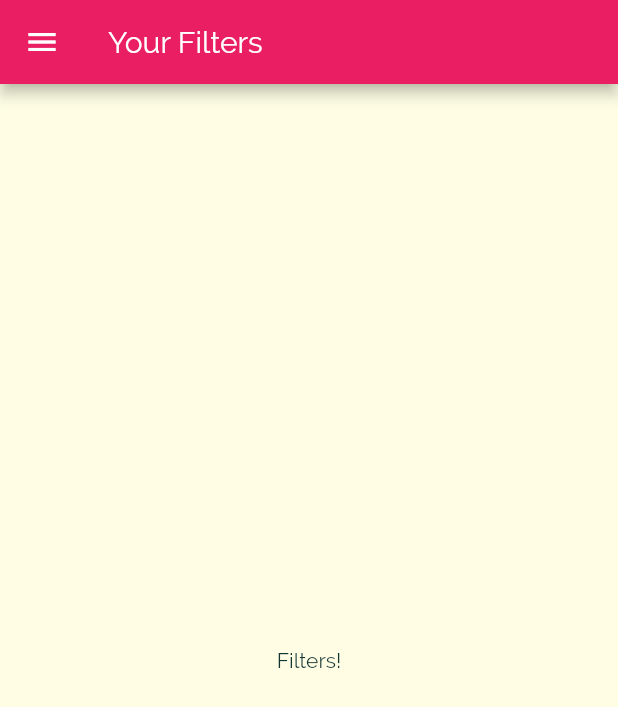
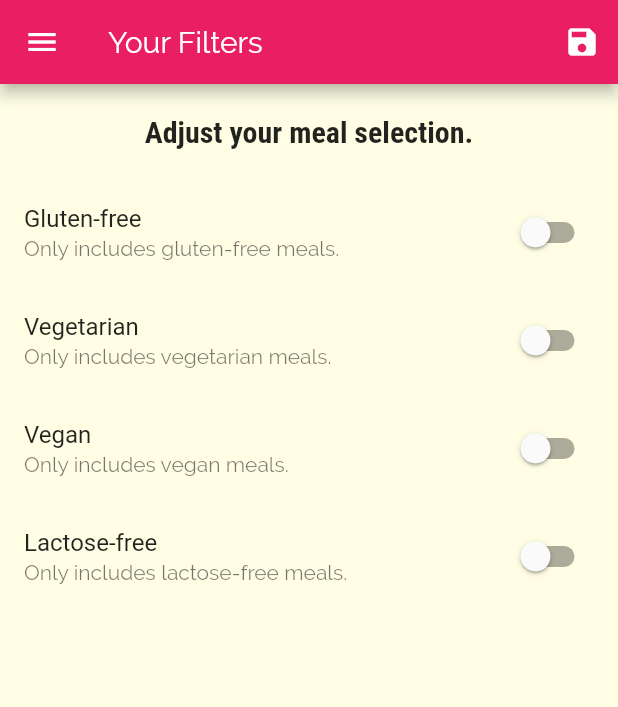
Before and after one commit to EdYuTo/flutter-meals-app, a Flutter app: the FiltersScreen screen opened by its route, on a phone screen of 412 x 824 dp. Shown: the top 707 px of the screen. Run offline on Flutter 3.47's test engine with Material 2 defaults, Android fonts, the phone set to English and light mode, and no system bars.

Commit message:
add filtering

```diff
--- a/lib/main.dart
+++ b/lib/main.dart
@@ -1,4 +1,6 @@
 import 'package:flutter/material.dart';
+import 'package:meals_app/dummy-data.dart';
+import 'package:meals_app/models/meal.dart';
 import 'package:meals_app/screens/category_meals_screen.dart';
 import 'package:meals_app/screens/filters_screen.dart';
 import 'package:meals_app/screens/meal_detail_screen.dart';
@@ -8,8 +10,36 @@ import 'screens/categories_screen.dart';
 
 void main() => runApp(MyApp());
 
-class MyApp extends StatelessWidget {
-  // This widget is the root of your application.
+class MyApp extends StatefulWidget {
+  @override
+  State<StatefulWidget> createState() {
+    return _MyAppState();
+  }
+}
+
+class _MyAppState extends State<MyApp> {
+  Map<String, bool> _filters = {
+    'gluten-free': false,
+    'lactose-free': false,
+    'vegan': false,
+    'vegetarian': false,
+  };
+
+  List<Meal> _availabeMeals = DUMMY_MEALS;
+
+  void _updateFilters(Map<String, bool> filterData) {
+    setState(() {
+      _filters = filterData;
+      _availabeMeals = DUMMY_MEALS.where((meal) {
+        if (!meal.isVegetarian && _filters['vegetarian']) return false;
+        if (!meal.isGlutenFree && _filters['gluten-free']) return false;
+        if (!meal.isLactoseFree && _filters['lactose-free']) return false;
+        if (!meal.isVegan && _filters['vegan']) return false;
+        return true;
+      }).toList();
+    });
+  }
+
   @override
   Widget build(BuildContext context) {
     return MaterialApp(
@@ -36,9 +66,11 @@ class MyApp extends StatelessWidget {
       //home: CategoriesScreen(),
       routes: {
         '/': (ctx) => TabsScreen(),
-        CategoryMealsScreen.routeName: (ctx) => CategoryMealsScreen(),
+        CategoryMealsScreen.routeName: (ctx) =>
+            CategoryMealsScreen(_availabeMeals),
         MealDetailScreen.routeName: (ctx) => MealDetailScreen(),
-        FiltersScreen.routeName: (ctx) => FiltersScreen(),
+        FiltersScreen.routeName: (ctx) =>
+            FiltersScreen(_updateFilters, _filters),
       },
       onUnknownRoute: (settings) {
         return MaterialPageRoute(builder: (ctx) => CategoriesScreen());
--- a/lib/screens/category_meals_screen.dart
+++ b/lib/screens/category_meals_screen.dart
@@ -5,6 +5,10 @@ import '../dummy-data.dart';
 
 class CategoryMealsScreen extends StatefulWidget{
   static const routeName = '/category-meals';
+
+  final List<Meal> availableMeals;
+
+  CategoryMealsScreen(this.availableMeals);
 
   @override
   State<StatefulWidget> createState() {
@@ -37,7 +41,7 @@ class _CategoryMealsScreenState extends State<CategoryMealsScreen> {
       final categoryId = routeArgs['id'];
       categoryTitle = routeArgs['title'];
       categoryColor = routeArgs['color'];
-      categoryMeals = DUMMY_MEALS.where((meal) {
+      categoryMeals = widget.availableMeals.where((meal) {
         return meal.categories.contains(categoryId);
       }).toList();
       _loadedInitData = true;
--- a/lib/screens/filters_screen.dart
+++ b/lib/screens/filters_screen.dart
@@ -1,16 +1,114 @@
 import 'package:flutter/material.dart';
 import 'package:meals_app/widgets/main_drawer.dart';
 
-class FiltersScreen extends StatelessWidget {
+class FiltersScreen extends StatefulWidget {
   static const routeName = '/filters';
+  final Function updateFilters;
+  final Map<String, bool> currentFilters;
+
+  FiltersScreen(this.updateFilters, this.currentFilters);
+
+  @override
+  State<StatefulWidget> createState() {
+    // TODO: implement createState
+    return _FiltersScreenState();
+  }
+}
+
+class _FiltersScreenState extends State<FiltersScreen> {
+  bool _glutenFree = false;
+  bool _vegetarian = false;
+  bool _vegan = false;
+  bool _lactoseFree = false;
+
+  @override
+  initState() {
+    _glutenFree = widget.currentFilters['gluten-free'];
+    _vegetarian = widget.currentFilters['vegetarian'];
+    _vegan = widget.currentFilters['vegan'];
+    _lactoseFree = widget.currentFilters['lactose-free'];
+  }
+
+  Map<String, bool> _filtersToMap() {
+    return {
+      'gluten-free': _glutenFree,
+      'lactose-free': _lactoseFree,
+      'vegan': _vegan,
+      'vegetarian': _vegetarian,
+    };
+  }
+
+  Widget _buildSwitchListTile(
+    String title,
+    String subtitle,
+    bool value,
+    Function onChanged,
+  ) {
+    return SwitchListTile(
+      title: Text(title),
+      value: value,
+      subtitle: Text(subtitle),
+      onChanged: onChanged,
+    );
+  }
 
   @override
   Widget build(BuildContext context) {
     return Scaffold(
-      appBar: AppBar(title: Text('Your Filters'),),
+      appBar: AppBar(
+        title: Text('Your Filters'),
+        actions: [
+          IconButton(
+            icon: Icon(Icons.save),
+            onPressed: () => widget.updateFilters(_filtersToMap()),
+          )
+        ],
+      ),
       drawer: MainDrawer(),
-      body: Center(
-        child: Text('Filters!'),
+      body: Column(
+        children: [
+          Container(
+            padding: EdgeInsets.all(20),
+            child: Text(
+              'Adjust your meal selection.',
+              style: Theme.of(context).textTheme.title,
+            ),
+          ),
+          Expanded(
+            child: ListView(
+              children: [
+                _buildSwitchListTile(
+                    'Gluten-free',
+                    'Only includes gluten-free meals.',
+                    _glutenFree, (newValue) {
+                  setState(() {
+                    _glutenFree = newValue;
+                  });
+                }),
+                _buildSwitchListTile('Vegetarian',
+                    'Only includes vegetarian meals.', _vegetarian, (newValue) {
+                  setState(() {
+                    _vegetarian = newValue;
+                  });
+                }),
+                _buildSwitchListTile(
+                    'Vegan', 'Only includes vegan meals.', _vegan, (newValue) {
+                  setState(() {
+                    _vegan = newValue;
+                  });
+                }),
+                _buildSwitchListTile(
+                    'Lactose-free',
+                    'Only includes lactose-free meals.',
+                    _lactoseFree, (newValue) {
+                  setState(() {
+                    _lactoseFree = newValue;
+                  });
+                }),
+              ],
+            ),
+          ),
+        ],
       ),
     );
   }
```
